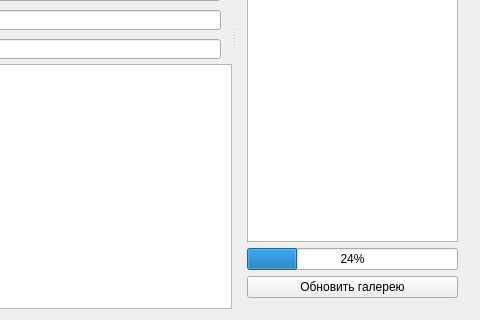
The window that mainwindow.ui (Krerg/carDetailsControl) describes before a commit, drawn with Qt 5; both pictures show x 494 to 974 and y 262 to 582 of the 974 by 582 pixel window.
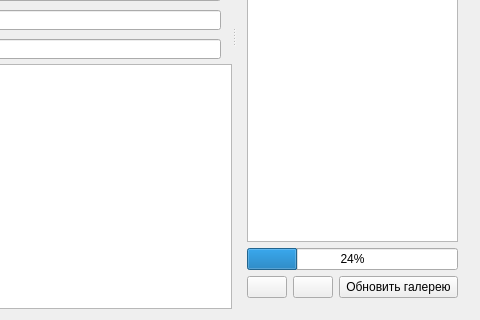
The same window after the commit. Icons and pictures are not drawn.

Patch:
```diff
--- a/mainwindow.ui
+++ b/mainwindow.ui
@@ -771,11 +771,49 @@
         </widget>
        </item>
        <item>
-        <widget class="QPushButton" name="pushButton">
-         <property name="text">
-          <string>Обновить галерею</string>
-         </property>
-        </widget>
+        <layout class="QHBoxLayout" name="horizontalLayout">
+         <item>
+          <widget class="QPushButton" name="homeButton">
+           <property name="sizePolicy">
+            <sizepolicy hsizetype="Fixed" vsizetype="Fixed">
+             <horstretch>0</horstretch>
+             <verstretch>0</verstretch>
+            </sizepolicy>
+           </property>
+           <property name="text">
+            <string/>
+           </property>
+           <property name="icon">
+            <iconset resource="resource.qrc">
+             <normaloff>:/resource/images/home.png</normaloff>:/resource/images/home.png</iconset>
+           </property>
+          </widget>
+         </item>
+         <item>
+          <widget class="QPushButton" name="backButton">
+           <property name="sizePolicy">
+            <sizepolicy hsizetype="Fixed" vsizetype="Fixed">
+             <horstretch>0</horstretch>
+             <verstretch>0</verstretch>
+            </sizepolicy>
+           </property>
+           <property name="text">
+            <string/>
+           </property>
+           <property name="icon">
+            <iconset resource="resource.qrc">
+             <normaloff>:/resource/images/previous.png</normaloff>:/resource/images/previous.png</iconset>
+           </property>
+          </widget>
+         </item>
+         <item>
+          <widget class="QPushButton" name="pushButton">
+           <property name="text">
+            <string>Обновить галерею</string>
+           </property>
+          </widget>
+         </item>
+        </layout>
        </item>
       </layout>
      </widget>
```
Left out of the diff: 7 changed lines with no effect on the pictures.
